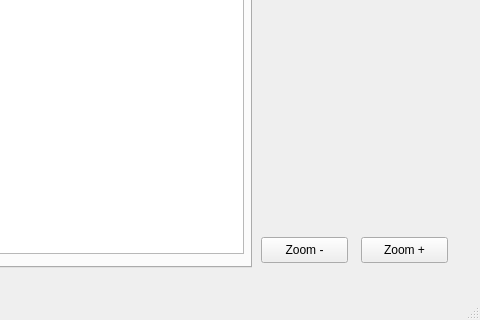
This is mainwindow.ui in michielskobe/advanced-programming-techniques-final-project as Qt 5 draws it before an edit; both pictures show x 719 to 1199 and y 353 to 673 of the 1199 by 673 pixel window. The edited form follows.
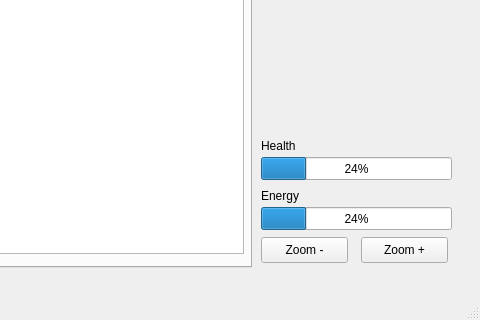
This is the edited form. The open tabs and pages were chosen to show the change. Custom widgets are drawn as their Qt base class.

Commit message: Adding energy bars and connecting them to protagonist

```diff
--- a/mainwindow.ui
+++ b/mainwindow.ui
@@ -83,6 +83,67 @@
      <string>Zoom +</string>
     </property>
    </widget>
+   <widget class="QProgressBar" name="energy_bar">
+    <property name="geometry">
+     <rect>
+      <x>980</x>
+      <y>560</y>
+      <width>191</width>
+      <height>23</height>
+     </rect>
+    </property>
+    <property name="value">
+     <number>24</number>
+    </property>
+   </widget>
+   <widget class="QLabel" name="energy_label">
+    <property name="geometry">
+     <rect>
+      <x>980</x>
+      <y>540</y>
+      <width>66</width>
+      <height>18</height>
+     </rect>
+    </property>
+    <property name="text">
+     <string>Energy</string>
+    </property>
+   </widget>
+   <widget class="QProgressBar" name="health_bar">
+    <property name="geometry">
+     <rect>
+      <x>980</x>
+      <y>510</y>
+      <width>191</width>
+      <height>23</height>
+     </rect>
+    </property>
+    <property name="autoFillBackground">
+     <bool>false</bool>
+    </property>
+    <property name="value">
+     <number>24</number>
+    </property>
+    <property name="textVisible">
+     <bool>true</bool>
+    </property>
+    <property name="invertedAppearance">
+     <bool>false</bool>
+    </property>
+   </widget>
+   <widget class="QLabel" name="health_label">
+    <property name="geometry">
+     <rect>
+      <x>980</x>
+      <y>490</y>
+      <width>66</width>
+      <height>18</height>
+     </rect>
+    </property>
+    <property name="text">
+     <string>Health</string>
+    </property>
+   </widget>
   </widget>
   <widget class="QMenuBar" name="menubar">
    <property name="geometry">
```
Left out of the diff: 2 changed lines with no effect on the pictures. The commit also changes 6 other files.
